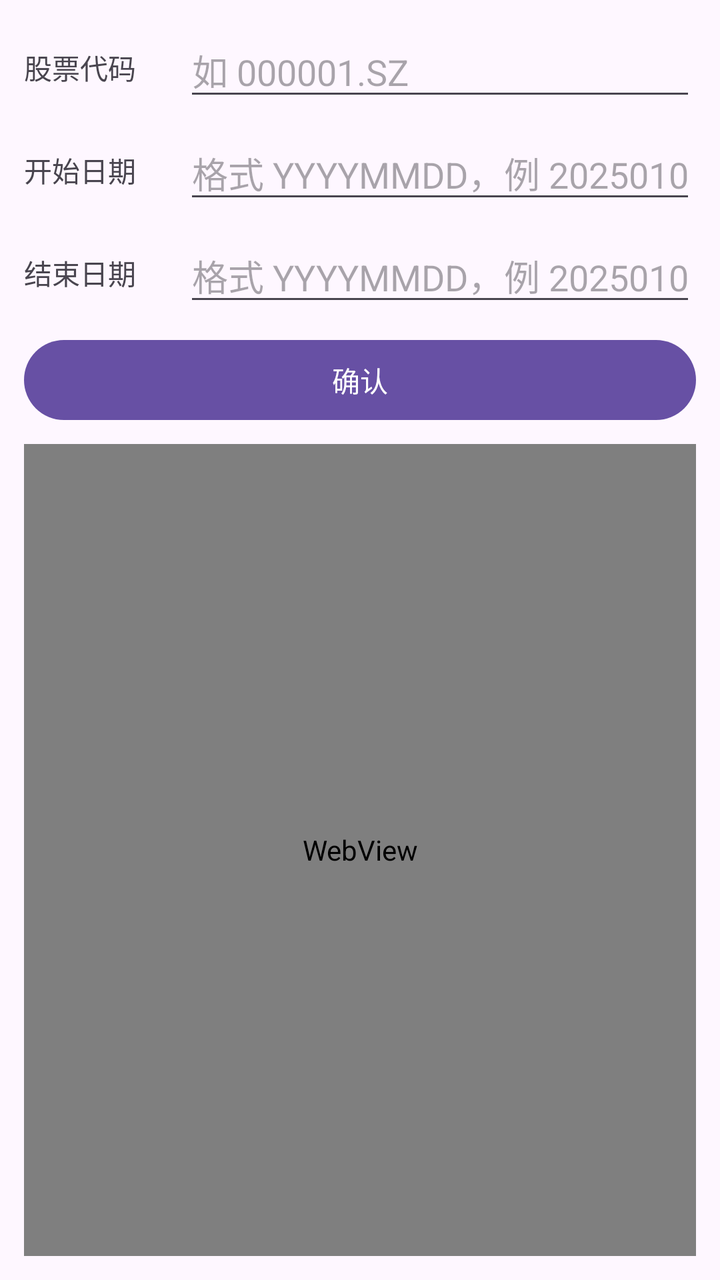
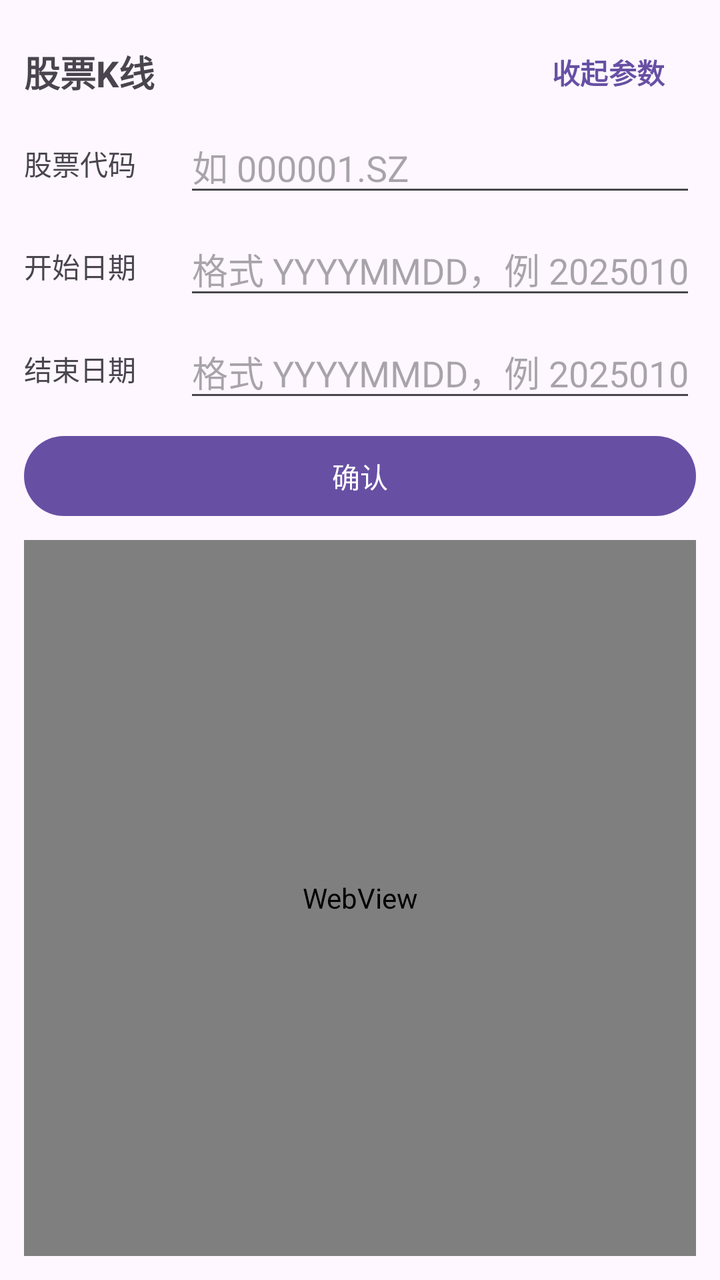

Compare the two renders of this Android layout. The source of the first and the diff that turns it into the second are given below.
<!-- AndroidManifest.xml: application theme Theme.StockKline -->
<!-- res/layout/activity_main.xml -->
<?xml version="1.0" encoding="utf-8"?>
<LinearLayout xmlns:android="http://schemas.android.com/apk/res/android"
    android:layout_width="match_parent"
    android:layout_height="match_parent"
    android:orientation="vertical"
    android:padding="12dp">

    
    <LinearLayout
        android:layout_width="match_parent"
        android:layout_height="wrap_content"
        android:layout_marginBottom="8dp"
        android:gravity="center_vertical"
        android:orientation="horizontal">

        <TextView
            android:layout_width="80dp"
            android:layout_height="wrap_content"
            android:text="@string/label_code" />

        <EditText
            android:id="@+id/etCode"
            android:layout_width="0dp"
            android:layout_height="wrap_content"
            android:layout_weight="1"
            android:hint="@string/hint_code"
            android:inputType="text"
            android:maxLines="1" />
    </LinearLayout>

    
    <LinearLayout
        android:layout_width="match_parent"
        android:layout_height="wrap_content"
        android:layout_marginBottom="8dp"
        android:gravity="center_vertical"
        android:orientation="horizontal">

        <TextView
            android:layout_width="80dp"
            android:layout_height="wrap_content"
            android:text="@string/label_start" />

        <EditText
            android:id="@+id/etStart"
            android:layout_width="0dp"
            android:layout_height="wrap_content"
            android:layout_weight="1"
            android:hint="@string/hint_date"
            android:inputType="number"
            android:maxLength="8"
            android:maxLines="1" />
    </LinearLayout>

    
    <LinearLayout
        android:layout_width="match_parent"
        android:layout_height="wrap_content"
        android:layout_marginBottom="8dp"
        android:gravity="center_vertical"
        android:orientation="horizontal">

        <TextView
            android:layout_width="80dp"
            android:layout_height="wrap_content"
            android:text="@string/label_end" />

        <EditText
            android:id="@+id/etEnd"
            android:layout_width="0dp"
            android:layout_height="wrap_content"
            android:layout_weight="1"
            android:hint="@string/hint_date"
            android:inputType="number"
            android:maxLength="8"
            android:maxLines="1" />
    </LinearLayout>

    <Button
        android:id="@+id/btnConfirm"
        android:layout_width="match_parent"
        android:layout_height="wrap_content"
        android:text="@string/btn_confirm" />

    <ProgressBar
        android:id="@+id/progress"
        style="?android:attr/progressBarStyleHorizontal"
        android:layout_width="match_parent"
        android:layout_height="wrap_content"
        android:layout_marginTop="8dp"
        android:indeterminate="true"
        android:visibility="gone" />

    <WebView
        android:id="@+id/webView"
        android:layout_width="match_parent"
        android:layout_height="0dp"
        android:layout_marginTop="8dp"
        android:layout_weight="1" />

</LinearLayout>
<!-- resources referenced by this layout -->
<resources>
  <string name="btn_confirm">确认</string>
  <string name="hint_code">如 000001.SZ</string>
  <string name="hint_date">格式 YYYYMMDD，例 20250101</string>
  <string name="label_code">股票代码</string>
  <string name="label_end">结束日期</string>
  <string name="label_start">开始日期</string>
  <style name="Theme.StockKline" parent="Theme.Material3.DayNight.NoActionBar" />
</resources>

<!-- the commit's change to res/layout/activity_main.xml (unified diff, before → after) -->
@@ -9,78 +9,111 @@
     <LinearLayout
         android:layout_width="match_parent"
         android:layout_height="wrap_content"
-        android:layout_marginBottom="8dp"
         android:gravity="center_vertical"
         android:orientation="horizontal">
 
         <TextView
-            android:layout_width="80dp"
-            android:layout_height="wrap_content"
-            android:text="@string/label_code" />
-
-        <EditText
-            android:id="@+id/etCode"
             android:layout_width="0dp"
             android:layout_height="wrap_content"
             android:layout_weight="1"
-            android:hint="@string/hint_code"
-            android:inputType="text"
-            android:maxLines="1" />
+            android:text="@string/app_name"
+            android:textSize="18sp"
+            android:textStyle="bold" />
+
+        <Button
+            android:id="@+id/btnToggleInput"
+            style="@style/Widget.Material3.Button.TextButton"
+            android:layout_width="wrap_content"
+            android:layout_height="wrap_content"
+            android:text="@string/btn_collapse"
+            android:textColor="?attr/colorPrimary"
+            android:textStyle="bold" />
     </LinearLayout>
 
     
     <LinearLayout
+        android:id="@+id/inputContainer"
         android:layout_width="match_parent"
         android:layout_height="wrap_content"
-        android:layout_marginBottom="8dp"
-        android:gravity="center_vertical"
-        android:orientation="horizontal">
+        android:orientation="vertical">
 
-        <TextView
-            android:layout_width="80dp"
+        
+        <LinearLayout
+            android:layout_width="match_parent"
             android:layout_height="wrap_content"
-            android:text="@string/label_start" />
+            android:layout_marginBottom="8dp"
+            android:gravity="center_vertical"
+            android:orientation="horizontal">
 
-        <EditText
-            android:id="@+id/etStart"
-            android:layout_width="0dp"
+            <TextView
+                android:layout_width="80dp"
+                android:layout_height="wrap_content"
+                android:text="@string/label_code" />
+
+            <EditText
+                android:id="@+id/etCode"
+                android:layout_width="0dp"
+                android:layout_height="wrap_content"
+                android:layout_weight="1"
+                android:hint="@string/hint_code"
+                android:inputType="text"
+                android:maxLines="1" />
+        </LinearLayout>
+
+        
+        <LinearLayout
+            android:layout_width="match_parent"
             android:layout_height="wrap_content"
-            android:layout_weight="1"
-            android:hint="@string/hint_date"
-            android:inputType="number"
-            android:maxLength="8"
-            android:maxLines="1" />
+            android:layout_marginBottom="8dp"
+            android:gravity="center_vertical"
+            android:orientation="horizontal">
+
+            <TextView
+                android:layout_width="80dp"
+                android:layout_height="wrap_content"
+                android:text="@string/label_start" />
+
+            <EditText
+                android:id="@+id/etStart"
+                android:layout_width="0dp"
+                android:layout_height="wrap_content"
+                android:layout_weight="1"
+                android:hint="@string/hint_date"
+                android:inputType="number"
+                android:maxLength="8"
+                android:maxLines="1" />
+        </LinearLayout>
+
+        
+        <LinearLayout
+            android:layout_width="match_parent"
+            android:layout_height="wrap_content"
+            android:layout_marginBottom="8dp"
+            android:gravity="center_vertical"
+            android:orientation="horizontal">
+
+            <TextView
+                android:layout_width="80dp"
+                android:layout_height="wrap_content"
+                android:text="@string/label_end" />
+
+            <EditText
+                android:id="@+id/etEnd"
+                android:layout_width="0dp"
+                android:layout_height="wrap_content"
+                android:layout_weight="1"
+                android:hint="@string/hint_date"
+                android:inputType="number"
+                android:maxLength="8"
+                android:maxLines="1" />
+        </LinearLayout>
+
+        <Button
+            android:id="@+id/btnConfirm"
+            android:layout_width="match_parent"
+            android:layout_height="wrap_content"
+            android:text="@string/btn_confirm" />
     </LinearLayout>
-
-    
-    <LinearLayout
-        android:layout_width="match_parent"
-        android:layout_height="wrap_content"
-        android:layout_marginBottom="8dp"
-        android:gravity="center_vertical"
-        android:orientation="horizontal">
-
-        <TextView
-            android:layout_width="80dp"
-            android:layout_height="wrap_content"
-            android:text="@string/label_end" />
-
-        <EditText
-            android:id="@+id/etEnd"
-            android:layout_width="0dp"
-            android:layout_height="wrap_content"
-            android:layout_weight="1"
-            android:hint="@string/hint_date"
-            android:inputType="number"
-            android:maxLength="8"
-            android:maxLines="1" />
-    </LinearLayout>
-
-    <Button
-        android:id="@+id/btnConfirm"
-        android:layout_width="match_parent"
-        android:layout_height="wrap_content"
-        android:text="@string/btn_confirm" />
 
     <ProgressBar
         android:id="@+id/progress"
<!-- resource entries referenced after the edit -->
@@ -1,5 +1,7 @@
 <!-- resources referenced by this layout -->
 <resources>
+  <string name="app_name">股票K线</string>
+  <string name="btn_collapse">收起参数</string>
   <string name="btn_confirm">确认</string>
   <string name="hint_code">如 000001.SZ</string>
   <string name="hint_date">格式 YYYYMMDD，例 20250101</string>
